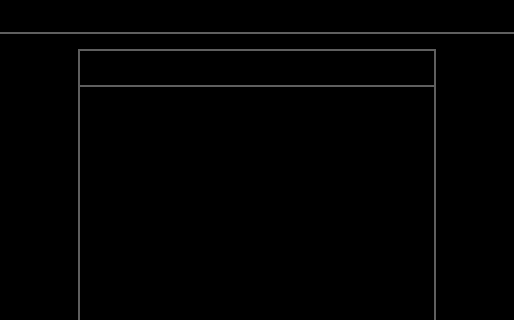
Qt form SurgicalRobotSoftware_2_0/surgical-robot-software-2-0/armcontrolwidget.ui (Z-Hd/Lingxi-Spine-care-Visual-Interactive-Software-Prototype) before a commit; both pictures show x 260 to 774 and y 0 to 320 of the 1034 by 575 pixel window.
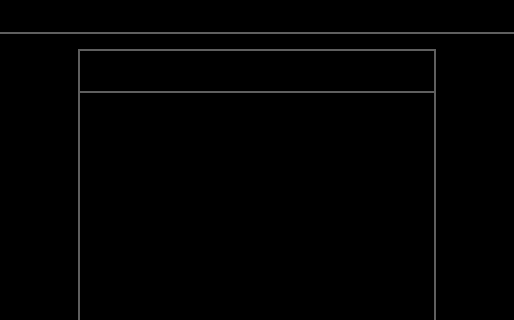
The same form after that commit.

Diff of the .ui file:
```diff
--- a/SurgicalRobotSoftware_2_0/surgical-robot-software-2-0/armcontrolwidget.ui
+++ b/SurgicalRobotSoftware_2_0/surgical-robot-software-2-0/armcontrolwidget.ui
@@ -115,7 +115,7 @@
            <property name="styleSheet">
             <string notr="true">background-color:rgb(95, 95, 95)</string>
            </property>
-           <layout class="QVBoxLayout" name="verticalLayout_3" stretch="1,12">
+           <layout class="QVBoxLayout" name="verticalLayout_3" stretch="1,10">
             <property name="spacing">
              <number>2</number>
             </property>
```
Left out of the diff: 6 changed lines with no effect on the pictures.
